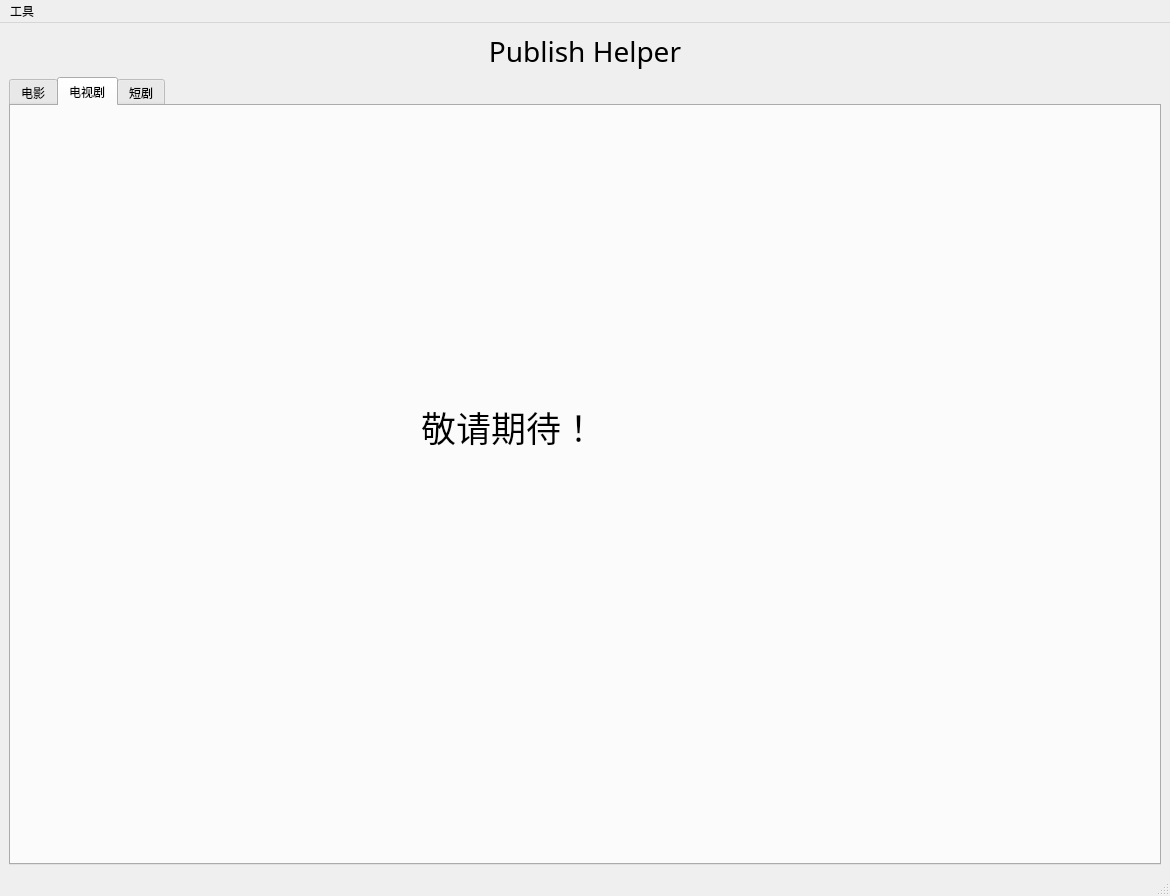
Before: the Qt Designer form ph-bjd/ui/mainwindow.ui in publish-helper/publish-helper, drawn with Qt 5.
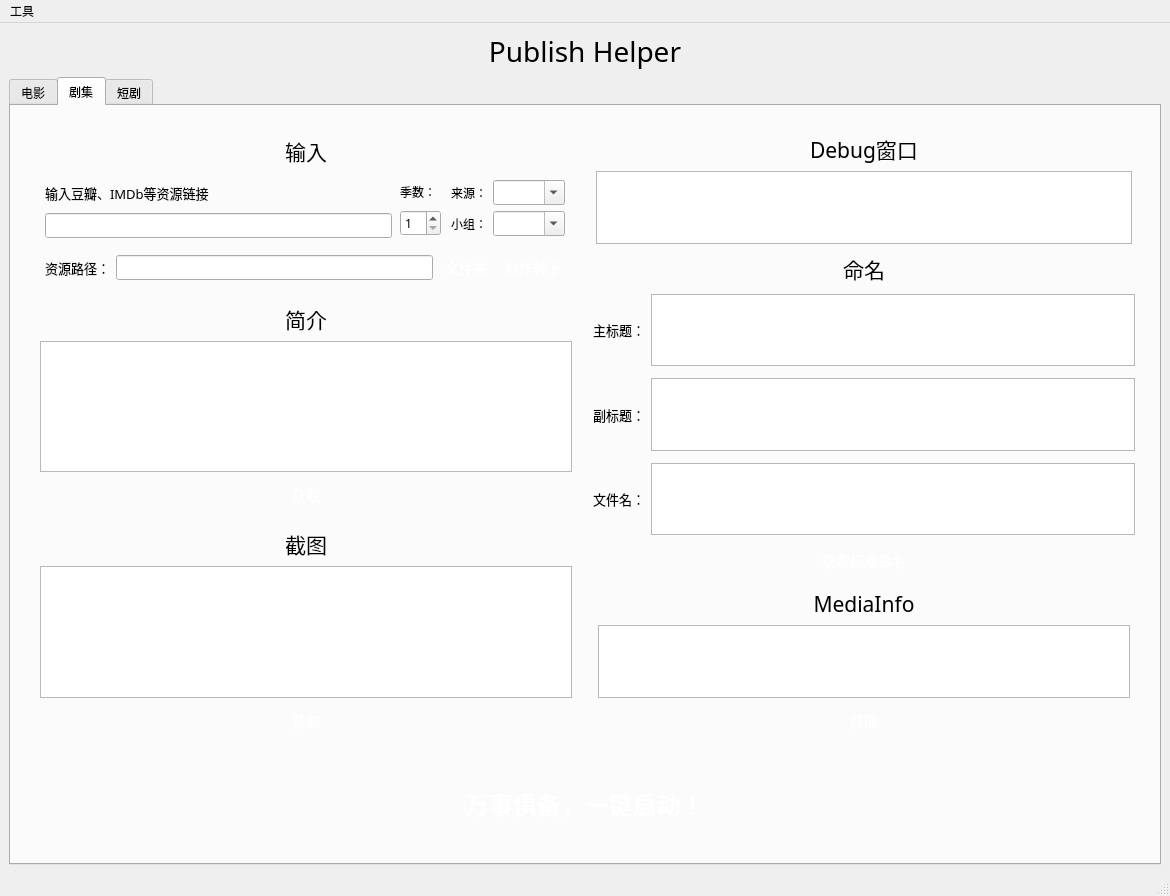
After: the same form once the commit is applied. The open tabs and pages were chosen to show the change.

Commit message: 重构基本完成，支持了剧集的处理

Diff of the .ui file:
```diff
--- a/ph-bjd/ui/mainwindow.ui
+++ b/ph-bjd/ui/mainwindow.ui
@@ -922,27 +922,881 @@
       </widget>
       <widget class="QWidget" name="tab_2">
        <attribute name="title">
-        <string>电视剧</string>
+        <string>剧集</string>
        </attribute>
-       <widget class="QLabel" name="label_32">
-        <property name="geometry">
-         <rect>
-          <x>410</x>
-          <y>240</y>
-          <width>381</width>
-          <height>161</height>
-         </rect>
-        </property>
-        <property name="font">
-         <font>
-          <family>微软雅黑</family>
-          <pointsize>26</pointsize>
-         </font>
-        </property>
-        <property name="text">
-         <string>敬请期待！</string>
-        </property>
-       </widget>
+       <layout class="QVBoxLayout" name="verticalLayout_41">
+        <item>
+         <layout class="QVBoxLayout" name="verticalLayout_31">
+          <property name="leftMargin">
+           <number>5</number>
+          </property>
+          <property name="topMargin">
+           <number>5</number>
+          </property>
+          <property name="rightMargin">
+           <number>5</number>
+          </property>
+          <property name="bottomMargin">
+           <number>5</number>
+          </property>
+          <item>
+           <layout class="QHBoxLayout" name="horizontalLayout_30">
+            <property name="leftMargin">
+             <number>5</number>
+            </property>
+            <property name="topMargin">
+             <number>5</number>
+            </property>
+            <property name="rightMargin">
+             <number>5</number>
+            </property>
+            <property name="bottomMargin">
+             <number>5</number>
+            </property>
+            <item>
+             <layout class="QVBoxLayout" name="verticalLayout_32">
+              <property name="leftMargin">
+               <number>5</number>
+              </property>
+              <property name="topMargin">
+               <number>5</number>
+              </property>
+              <property name="rightMargin">
+               <number>5</number>
+              </property>
+              <property name="bottomMargin">
+               <number>5</number>
+              </property>
+              <item>
+               <layout class="QVBoxLayout" name="verticalLayout_33" stretch="0,0,0">
+                <property name="leftMargin">
+                 <number>5</number>
+                </property>
+                <property name="topMargin">
+                 <number>5</number>
+                </property>
+                <property name="rightMargin">
+                 <number>5</number>
+                </property>
+                <property name="bottomMargin">
+                 <number>5</number>
+                </property>
+                <item>
+                 <widget class="QLabel" name="label_45">
+                  <property name="font">
+                   <font>
+                    <family>微软雅黑</family>
+                    <pointsize>16</pointsize>
+                   </font>
+                  </property>
+                  <property name="text">
+                   <string>输入</string>
+                  </property>
+                  <property name="alignment">
+                   <set>Qt::AlignCenter</set>
+                  </property>
+                 </widget>
+                </item>
+                <item>
+                 <layout class="QHBoxLayout" name="horizontalLayout_31">
+                  <property name="leftMargin">
+                   <number>5</number>
+                  </property>
+                  <property name="topMargin">
+                   <number>5</number>
+                  </property>
+                  <property name="rightMargin">
+                   <number>5</number>
+                  </property>
+                  <property name="bottomMargin">
+                   <number>5</number>
+                  </property>
+                  <item>
+                   <layout class="QVBoxLayout" name="verticalLayout_34">
+                    <property name="leftMargin">
+                     <number>0</number>
+                    </property>
+                    <property name="topMargin">
+                     <number>0</number>
+                    </property>
+                    <property name="rightMargin">
+                     <number>0</number>
+                    </property>
+                    <property name="bottomMargin">
+                     <number>0</number>
+                    </property>
+                    <item>
+                     <widget class="QLabel" name="label_46">
+                      <property name="font">
+                       <font>
+                        <family>微软雅黑</family>
+                        <pointsize>10</pointsize>
+                       </font>
+                      </property>
+                      <property name="text">
+                       <string>输入豆瓣、IMDb等资源链接</string>
+                      </property>
+                     </widget>
+                    </item>
+                    <item>
+                     <widget class="QLineEdit" name="ptGenUrlTV">
+                      <property name="text">
+                       <string/>
+                      </property>
+                      <property name="clearButtonEnabled">
+                       <bool>true</bool>
+                      </property>
+                     </widget>
+                    </item>
+                   </layout>
+                  </item>
+                  <item>
+                   <layout class="QVBoxLayout" name="verticalLayout_42">
+                    <property name="leftMargin">
+                     <number>2</number>
+                    </property>
+                    <property name="topMargin">
+                     <number>2</number>
+                    </property>
+                    <property name="rightMargin">
+                     <number>2</number>
+                    </property>
+                    <property name="bottomMargin">
+                     <number>2</number>
+                    </property>
+                    <item>
+                     <layout class="QHBoxLayout" name="horizontalLayout_39">
+                      <item>
+                       <widget class="QLabel" name="label_58">
+                        <property name="font">
+                         <font>
+                          <family>微软雅黑</family>
+                          <pointsize>9</pointsize>
+                         </font>
+                        </property>
+                        <property name="text">
+                         <string>季数：</string>
+                        </property>
+                       </widget>
+                      </item>
+                     </layout>
+                    </item>
+                    <item>
+                     <layout class="QHBoxLayout" name="horizontalLayout_40">
+                      <item>
+                       <widget class="QSpinBox" name="seasonBoxTV">
+                        <property name="minimum">
+                         <number>1</number>
+                        </property>
+                       </widget>
+                      </item>
+                     </layout>
+                    </item>
+                   </layout>
+                  </item>
+                  <item>
+                   <layout class="QVBoxLayout" name="verticalLayout_35">
+                    <property name="leftMargin">
+                     <number>2</number>
+                    </property>
+                    <property name="topMargin">
+                     <number>2</number>
+                    </property>
+                    <property name="rightMargin">
+                     <number>2</number>
+                    </property>
+                    <property name="bottomMargin">
+                     <number>2</number>
+                    </property>
+                    <item>
+                     <layout class="QHBoxLayout" name="horizontalLayout_32">
+                      <item>
+                       <widget class="QLabel" name="label_47">
+                        <property name="font">
+                         <font>
+                          <family>微软雅黑</family>
+                          <pointsize>9</pointsize>
+                         </font>
+                        </property>
+                        <property name="text">
+                         <string>来源：</string>
+                        </property>
+                       </widget>
+                      </item>
+                      <item>
+                       <widget class="QComboBox" name="sourceTV">
+                        <property name="editable">
+                         <bool>true</bool>
+                        </property>
+                       </widget>
+                      </item>
+                     </layout>
+                    </item>
+                    <item>
+                     <layout class="QHBoxLayout" name="horizontalLayout_33">
+                      <item>
+                       <widget class="QLabel" name="label_48">
+                        <property name="font">
+                         <font>
+                          <family>微软雅黑</family>
+                          <pointsize>9</pointsize>
+                         </font>
+                        </property>
+                        <property name="text">
+                         <string>小组：</string>
+                        </property>
+                       </widget>
+                      </item>
+                      <item>
+                       <widget class="QComboBox" name="teamTV">
+                        <property name="editable">
+                         <bool>true</bool>
+                        </property>
+                       </widget>
+                      </item>
+                     </layout>
+                    </item>
+                   </layout>
+                  </item>
+                 </layout>
+                </item>
+                <item>
+                 <layout class="QHBoxLayout" name="horizontalLayout_34">
+                  <property name="leftMargin">
+                   <number>5</number>
+                  </property>
+                  <property name="topMargin">
+                   <number>5</number>
+                  </property>
+                  <property name="rightMargin">
+                   <number>5</number>
+                  </property>
+                  <property name="bottomMargin">
+                   <number>5</number>
+                  </property>
+                  <item>
+                   <widget class="QLabel" name="label_49">
+                    <property name="font">
+                     <font>
+                      <family>微软雅黑</family>
+                      <pointsize>10</pointsize>
+                     </font>
+                    </property>
+                    <property name="text">
+                     <string>资源路径：</string>
+                    </property>
+                   </widget>
+                  </item>
+                  <item>
+                   <widget class="QLineEdit" name="videoPathTV">
+                    <property name="text">
+                     <string/>
+                    </property>
+                    <property name="dragEnabled">
+                     <bool>true</bool>
+                    </property>
+                    <property name="clearButtonEnabled">
+                     <bool>true</bool>
+                    </property>
+                   </widget>
+                  </item>
+                  <item>
+                   <widget class="QPushButton" name="selectVideoFolderButtonTV">
+                    <property name="styleSheet">
+                     <string notr="true">QPushButton {
+    display: inline-block;
+    padding: 3px 6px;
+    font-size: 14px;
+    cursor: pointer;
+    text-align: center;
+    text-decoration: none;
+    outline: none;
+    color:#fff;
+background-color: 
+				qlineargradient(x1:0, y1:0, x2:0, y2:1,
+                                      stop:0 #16bf9d,
+                                      stop:1 #10a266);
+    border: none;
+    border-radius: 8px;
+    box-shadow: 0 9px #999;
+}
+
+QPushButton:hover {
+background-color: 
+				qlineargradient(x1:0, y1:0, x2:0, y2:1,
+                                      stop:0 #11b998,
+                                      stop:1 #08965e);
+}
+
+QPushButton:pressed {
+    background-color: 
+				qlineargradient(x1:0, y1:0, x2:0, y2:1,
+                                      stop:0 #0e9278,
+                                      stop:1 #0e925c);
+}
+</string>
+                    </property>
+                    <property name="text">
+                     <string>文件夹</string>
+                    </property>
+                   </widget>
+                  </item>
+                  <item>
+                   <widget class="QPushButton" name="makeTorrentButtonTV">
+                    <property name="styleSheet">
+                     <string notr="true">QPushButton {
+    display: inline-block;
+    padding: 3px 6px;
+    font-size: 14px;
+    cursor: pointer;
+    text-align: center;
+    text-decoration: none;
+    outline: none;
+    color:#fff;
+background-color: 
+				qlineargradient(x1:0, y1:0, x2:0, y2:1,
+                                      stop:0 #16bf9d,
+                                      stop:1 #10a266);
+    border: none;
+    border-radius: 8px;
+    box-shadow: 0 9px #999;
+}
+
+QPushButton:hover {
+background-color: 
+				qlineargradient(x1:0, y1:0, x2:0, y2:1,
+                                      stop:0 #11b998,
+                                      stop:1 #08965e);
+}
+
+QPushButton:pressed {
+    background-color: 
+				qlineargradient(x1:0, y1:0, x2:0, y2:1,
+                                      stop:0 #0e9278,
+                                      stop:1 #0e925c);
+}
+</string>
+                    </property>
+                    <property name="text">
+                     <string>制作种子</string>
+                    </property>
+                   </widget>
+                  </item>
+                 </layout>
+                </item>
+               </layout>
+              </item>
+              <item>
+               <layout class="QVBoxLayout" name="verticalLayout_36">
+                <property name="leftMargin">
+                 <number>5</number>
+                </property>
+                <property name="topMargin">
+                 <number>5</number>
+                </property>
+                <property name="rightMargin">
+                 <number>5</number>
+                </property>
+                <property name="bottomMargin">
+                 <number>5</number>
+                </property>
+                <item>
+                 <widget class="QLabel" name="label_50">
+                  <property name="font">
+                   <font>
+                    <family>微软雅黑</family>
+                    <pointsize>16</pointsize>
+                   </font>
+                  </property>
+                  <property name="text">
+                   <string>简介</string>
+                  </property>
+                  <property name="alignment">
+                   <set>Qt::AlignCenter</set>
+                  </property>
+                 </widget>
+                </item>
+                <item>
+                 <widget class="QTextEdit" name="ptGenBrowserTV"/>
+                </item>
+                <item>
+                 <widget class="QPushButton" name="getPtGenButtonTV">
+                  <property name="styleSheet">
+                   <string notr="true">QPushButton {
+    display: inline-block;
+    padding: 6px 6px;
+    font-size: 14px;
+    cursor: pointer;
+    text-align: center;
+    text-decoration: none;
+    outline: none;
+    color:#fff;
+background-color: 
+				qlineargradient(x1:0, y1:0, x2:0, y2:1,
+                                      stop:0 #16bf9d,
+                                      stop:1 #10a266);
+    border: none;
+    border-radius: 8px;
+    box-shadow: 0 9px #999;
+}
+
+QPushButton:hover {
+background-color: 
+				qlineargradient(x1:0, y1:0, x2:0, y2:1,
+                                      stop:0 #11b998,
+                                      stop:1 #08965e);
+}
+
+QPushButton:pressed {
+    background-color: 
+				qlineargradient(x1:0, y1:0, x2:0, y2:1,
+                                      stop:0 #0e9278,
+                                      stop:1 #0e925c);
+}
+</string>
+                  </property>
+                  <property name="text">
+                   <string>获取</string>
+                  </property>
+                 </widget>
+                </item>
+               </layout>
+              </item>
+              <item>
+               <layout class="QVBoxLayout" name="verticalLayout_37">
+                <property name="leftMargin">
+                 <number>5</number>
+                </property>
+                <property name="topMargin">
+                 <number>5</number>
+                </property>
+                <property name="rightMargin">
+                 <number>5</number>
+                </property>
+                <property name="bottomMargin">
+                 <number>5</number>
+                </property>
+                <item>
+                 <widget class="QLabel" name="label_51">
+                  <property name="font">
+                   <font>
+                    <family>微软雅黑</family>
+                    <pointsize>16</pointsize>
+                   </font>
+                  </property>
+                  <property name="text">
+                   <string>截图</string>
+                  </property>
+                  <property name="alignment">
+                   <set>Qt::AlignCenter</set>
+                  </property>
+                 </widget>
+                </item>
+                <item>
+                 <widget class="QTextEdit" name="pictureUrlBrowserTV"/>
+                </item>
+                <item>
+                 <widget class="QPushButton" name="getPictureButtonTV">
+                  <property name="styleSheet">
+                   <string notr="true">QPushButton {
+    display: inline-block;
+    padding: 6px 6px;
+    font-size: 14px;
+    cursor: pointer;
+    text-align: center;
+    text-decoration: none;
+    outline: none;
+    color:#fff;
+background-color: 
+				qlineargradient(x1:0, y1:0, x2:0, y2:1,
+                                      stop:0 #16bf9d,
+                                      stop:1 #10a266);
+    border: none;
+    border-radius: 8px;
+    box-shadow: 0 9px #999;
+}
+
+QPushButton:hover {
+background-color: 
+				qlineargradient(x1:0, y1:0, x2:0, y2:1,
+                                      stop:0 #11b998,
+                                      stop:1 #08965e);
+}
+
+QPushButton:pressed {
+    background-color: 
+				qlineargradient(x1:0, y1:0, x2:0, y2:1,
+                                      stop:0 #0e9278,
+                                      stop:1 #0e925c);
+}
+</string>
+                  </property>
+                  <property name="text">
+                   <string>获取</string>
+                  </property>
+                 </widget>
+                </item>
+               </layout>
+              </item>
+             </layout>
+            </item>
+            <item>
+             <layout class="QVBoxLayout" name="verticalLayout_38">
+              <property name="leftMargin">
+               <number>5</number>
+              </property>
+              <property name="topMargin">
+               <number>5</number>
+              </property>
+              <property name="rightMargin">
+               <number>5</number>
+              </property>
+              <property name="bottomMargin">
+               <number>5</number>
+              </property>
+              <item>
+               <layout class="QVBoxLayout" name="verticalLayout_39">
+                <property name="leftMargin">
+                 <number>3</number>
+                </property>
+                <property name="topMargin">
+                 <number>3</number>
+                </property>
+                <property name="rightMargin">
+                 <number>3</number>
+                </property>
+                <property name="bottomMargin">
+                 <number>3</number>
+                </property>
+                <item>
+                 <widget class="QLabel" name="label_52">
+                  <property name="font">
+                   <font>
+                    <family>微软雅黑</family>
+                    <pointsize>16</pointsize>
+                   </font>
+                  </property>
+                  <property name="text">
+                   <string>Debug窗口</string>
+                  </property>
+                  <property name="alignment">
+                   <set>Qt::AlignCenter</set>
+                  </property>
+                 </widget>
+                </item>
+                <item>
+                 <widget class="QTextBrowser" name="debugBrowserTV"/>
+                </item>
+               </layout>
+              </item>
+              <item>
+               <widget class="QLabel" name="label_53">
+                <property name="font">
+                 <font>
+                  <family>微软雅黑</family>
+                  <pointsize>16</pointsize>
+                 </font>
+                </property>
+                <property name="text">
+                 <string>命名</string>
+                </property>
+                <property name="alignment">
+                 <set>Qt::AlignCenter</set>
+                </property>
+               </widget>
+              </item>
+              <item>
+               <layout class="QHBoxLayout" name="horizontalLayout_35">
+                <property name="leftMargin">
+                 <number>0</number>
+                </property>
+                <property name="topMargin">
+                 <number>3</number>
+                </property>
+                <property name="rightMargin">
+                 <number>0</number>
+                </property>
+                <property name="bottomMargin">
+                 <number>3</number>
+                </property>
+                <item>
+                 <widget class="QLabel" name="label_54">
+                  <property name="font">
+                   <font>
+                    <family>微软雅黑</family>
+                    <pointsize>10</pointsize>
+                   </font>
+                  </property>
+                  <property name="text">
+                   <string>主标题：</string>
+                  </property>
+                 </widget>
+                </item>
+                <item>
+                 <widget class="QTextEdit" name="mainTitleBrowserTV"/>
+                </item>
+               </layout>
+              </item>
+              <item>
+               <layout class="QHBoxLayout" name="horizontalLayout_36">
+                <property name="leftMargin">
+                 <number>0</number>
+                </property>
+                <property name="topMargin">
+                 <number>3</number>
+                </property>
+                <property name="rightMargin">
+                 <number>0</number>
+                </property>
+                <property name="bottomMargin">
+                 <number>3</number>
+                </property>
+                <item>
+                 <widget class="QLabel" name="label_55">
+                  <property name="font">
+                   <font>
+                    <family>微软雅黑</family>
+                    <pointsize>10</pointsize>
+                   </font>
+                  </property>
+                  <property name="text">
+                   <string>副标题：</string>
+                  </property>
+                 </widget>
+                </item>
+                <item>
+                 <widget class="QTextEdit" name="secondTitleBrowserTV"/>
+                </item>
+               </layout>
+              </item>
+              <item>
+               <layout class="QHBoxLayout" name="horizontalLayout_37">
+                <property name="leftMargin">
+                 <number>0</number>
+                </property>
+                <property name="topMargin">
+                 <number>3</number>
+                </property>
+                <property name="rightMargin">
+                 <number>0</number>
+                </property>
+                <property name="bottomMargin">
+                 <number>3</number>
+                </property>
+                <item>
+                 <widget class="QLabel" name="label_56">
+                  <property name="font">
+                   <font>
+                    <family>微软雅黑</family>
+                    <pointsize>10</pointsize>
+                   </font>
+                  </property>
+                  <property name="text">
+                   <string>文件名：</string>
+                  </property>
+                 </widget>
+                </item>
+                <item>
+                 <widget class="QTextEdit" name="fileNameBrowserTV"/>
+                </item>
+               </layout>
+              </item>
+              <item>
+               <widget class="QPushButton" name="getNameButtonTV">
+                <property name="styleSheet">
+                 <string notr="true">QPushButton {
+    display: inline-block;
+    padding: 6px 6px;
+    font-size: 14px;
+    cursor: pointer;
+    text-align: center;
+    text-decoration: none;
+    outline: none;
+    color:#fff;
+background-color: 
+				qlineargradient(x1:0, y1:0, x2:0, y2:1,
+                                      stop:0 #16bf9d,
+                                      stop:1 #10a266);
+    border: none;
+    border-radius: 8px;
+    box-shadow: 0 9px #999;
+}
+
+QPushButton:hover {
+background-color: 
+				qlineargradient(x1:0, y1:0, x2:0, y2:1,
+                                      stop:0 #11b998,
+                                      stop:1 #08965e);
+}
+
+QPushButton:pressed {
+    background-color: 
+				qlineargradient(x1:0, y1:0, x2:0, y2:1,
+                                      stop:0 #0e9278,
+                                      stop:1 #0e925c);
+}
+</string>
+                </property>
+                <property name="text">
+                 <string>获取标准命名</string>
+                </property>
+               </widget>
+              </item>
+              <item>
+               <layout class="QVBoxLayout" name="verticalLayout_40">
+                <property name="leftMargin">
+                 <number>5</number>
+                </property>
+                <property name="topMargin">
+                 <number>5</number>
+                </property>
+                <property name="rightMargin">
+                 <number>5</number>
+                </property>
+                <property name="bottomMargin">
+                 <number>5</number>
+                </property>
+                <item>
+                 <widget class="QLabel" name="label_57">
+                  <property name="font">
+                   <font>
+                    <family>微软雅黑</family>
+                    <pointsize>16</pointsize>
+                   </font>
+                  </property>
+                  <property name="text">
+                   <string>MediaInfo</string>
+                  </property>
+                  <property name="alignment">
+                   <set>Qt::AlignCenter</set>
+                  </property>
+                 </widget>
+                </item>
+                <item>
+                 <widget class="QTextBrowser" name="mediainfoBrowserTV"/>
+                </item>
+                <item>
+                 <widget class="QPushButton" name="getMediaInfoButtonTV">
+                  <property name="styleSheet">
+                   <string notr="true">QPushButton {
+    display: inline-block;
+    padding: 6px 6px;
+    font-size: 14px;
+    cursor: pointer;
+    text-align: center;
+    text-decoration: none;
+    outline: none;
+    color:#fff;
+background-color: 
+				qlineargradient(x1:0, y1:0, x2:0, y2:1,
+                                      stop:0 #16bf9d,
+                                      stop:1 #10a266);
+    border: none;
+    border-radius: 8px;
+    box-shadow: 0 9px #999;
+}
+
+QPushButton:hover {
+background-color: 
+				qlineargradient(x1:0, y1:0, x2:0, y2:1,
+                                      stop:0 #11b998,
+                                      stop:1 #08965e);
+}
+
+QPushButton:pressed {
+    background-color: 
+				qlineargradient(x1:0, y1:0, x2:0, y2:1,
+                                      stop:0 #0e9278,
+                                      stop:1 #0e925c);
+}
+</string>
+                  </property>
+                  <property name="text">
+                   <string>获取</string>
+                  </property>
+                 </widget>
+                </item>
+               </layout>
+              </item>
+             </layout>
+            </item>
+           </layout>
+          </item>
+          <item>
+           <layout class="QHBoxLayout" name="horizontalLayout_38">
+            <property name="leftMargin">
+             <number>50</number>
+            </property>
+            <property name="topMargin">
+             <number>5</number>
+            </property>
+            <property name="rightMargin">
+             <number>50</number>
+            </property>
+            <property name="bottomMargin">
+             <number>5</number>
+            </property>
+            <item>
+             <widget class="QPushButton" name="startButtonTV">
+              <property name="minimumSize">
+               <size>
+                <width>0</width>
+                <height>80</height>
+               </size>
+              </property>
+              <property name="font">
+               <font>
+                <family>微软雅黑</family>
+                <pointsize>-1</pointsize>
+                <bold>true</bold>
+                <underline>false</underline>
+                <strikeout>false</strikeout>
+               </font>
+              </property>
+              <property name="styleSheet">
+               <string notr="true">QPushButton {
+    display: inline-block;
+    padding: 15px 25px;
+    font-size: 24px;
+    cursor: pointer;
+    text-align: center;
+    text-decoration: none;
+    outline: none;
+    color:#fff;
+background-color: 
+				qlineargradient(x1:0, y1:0, x2:0, y2:1,
+                                      stop:0 #16bf9d,
+                                      stop:1 #10a266);
+    border: none;
+    border-radius: 20px;
+    box-shadow: 0 9px #999;
+}
+
+QPushButton:hover {
+background-color: 
+				qlineargradient(x1:0, y1:0, x2:0, y2:1,
+                                      stop:0 #11b998,
+                                      stop:1 #08965e);
+}
+
+QPushButton:pressed {
+    background-color: 
+				qlineargradient(x1:0, y1:0, x2:0, y2:1,
+                                      stop:0 #0e9278,
+                                      stop:1 #0e925c);
+}
+</string>
+              </property>
+              <property name="text">
+               <string>万事俱备，一键启动！</string>
+              </property>
+             </widget>
+            </item>
+           </layout>
+          </item>
+         </layout>
+        </item>
+       </layout>
       </widget>
       <widget class="QWidget" name="tab_3">
        <attribute name="title">
```
Left out of the diff: 84 changed lines with no effect on the pictures. The commit also changes 12 other files.
